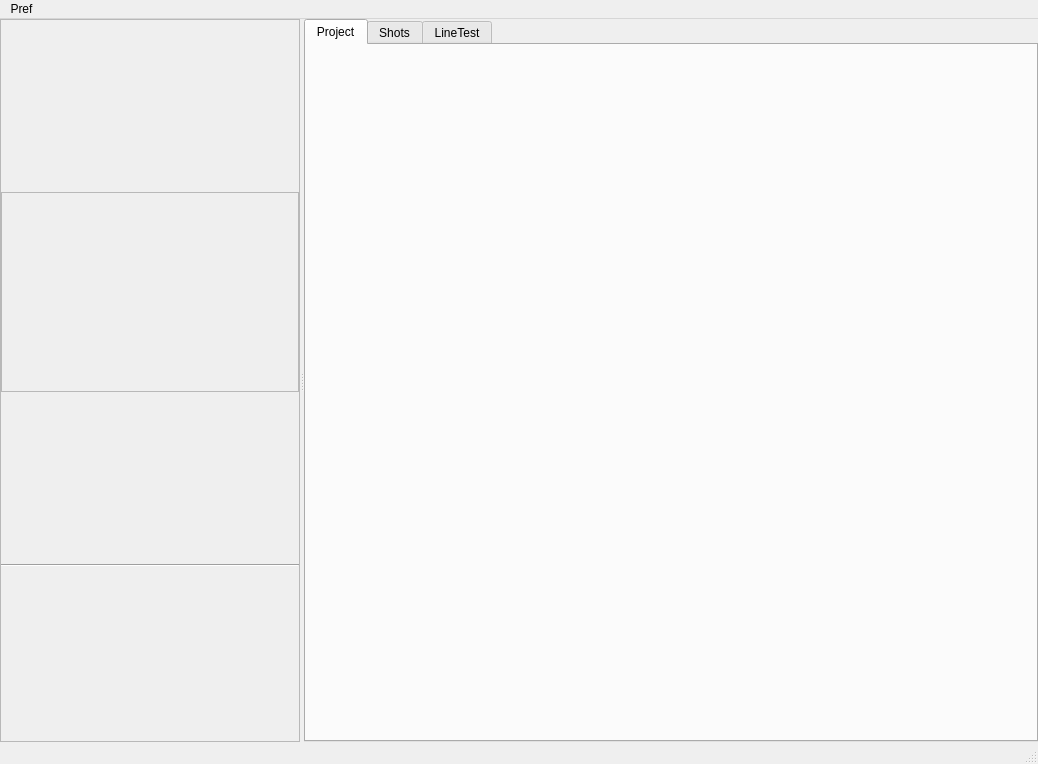
Before: the Qt Designer form appli/prodManager/ui/prodManager.ui in snaress/bank, drawn with Qt 5.
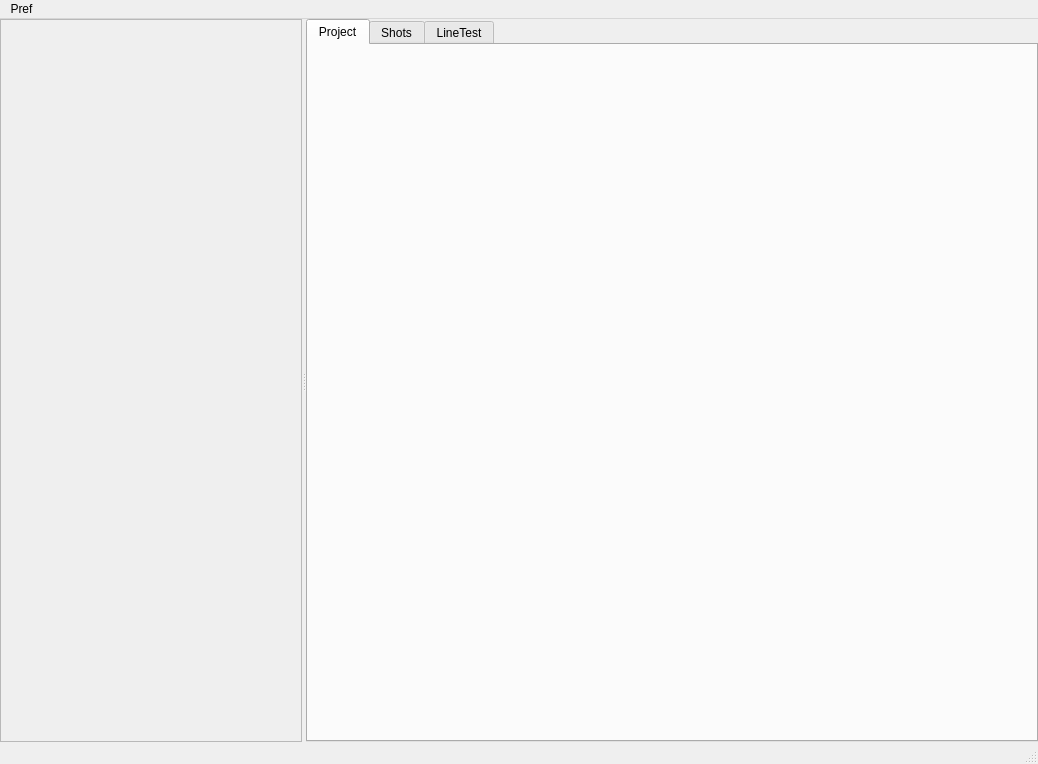
After: the same form once the commit is applied.

Commit message: ProdManager: Mise en place Preview() Update ShotTab() Update LineTestTab()

What changed in the file:
```diff
--- a/appli/prodManager/ui/prodManager.ui
+++ b/appli/prodManager/ui/prodManager.ui
@@ -29,13 +29,13 @@
       <widget class="QFrame" name="qfLeftZone">
        <property name="minimumSize">
         <size>
-         <width>300</width>
+         <width>302</width>
          <height>0</height>
         </size>
        </property>
        <property name="maximumSize">
         <size>
-         <width>300</width>
+         <width>302</width>
          <height>16777215</height>
         </size>
        </property>
@@ -49,40 +49,6 @@
         <property name="margin">
          <number>0</number>
         </property>
-        <item>
-         <widget class="QFrame" name="hfPreview">
-          <property name="minimumSize">
-           <size>
-            <width>0</width>
-            <height>200</height>
-           </size>
-          </property>
-          <property name="maximumSize">
-           <size>
-            <width>16777215</width>
-            <height>200</height>
-           </size>
-          </property>
-          <property name="frameShape">
-           <enum>QFrame::StyledPanel</enum>
-          </property>
-          <layout class="QHBoxLayout" name="horizontalLayout">
-           <property name="spacing">
-            <number>0</number>
-           </property>
-           <property name="margin">
-            <number>0</number>
-           </property>
-          </layout>
-         </widget>
-        </item>
-        <item>
-         <widget class="Line" name="line">
-          <property name="orientation">
-           <enum>Qt::Horizontal</enum>
-          </property>
-         </widget>
-        </item>
        </layout>
       </widget>
       <widget class="QTabWidget" name="tabManager">
```
The commit also changes 17 other files.
